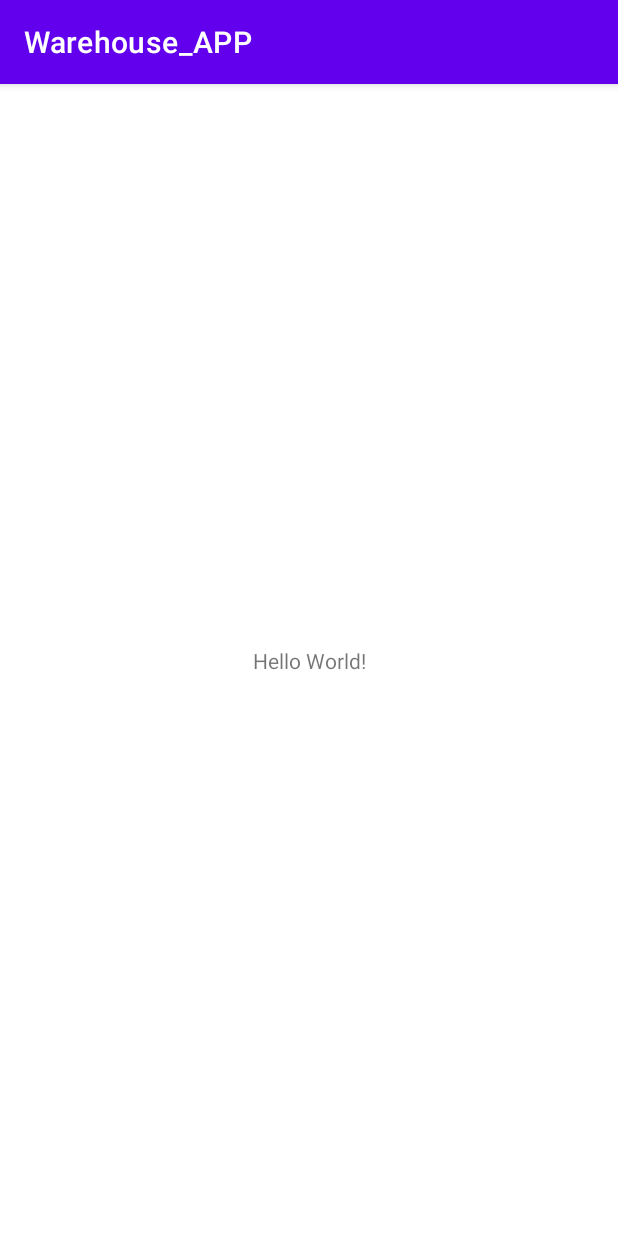
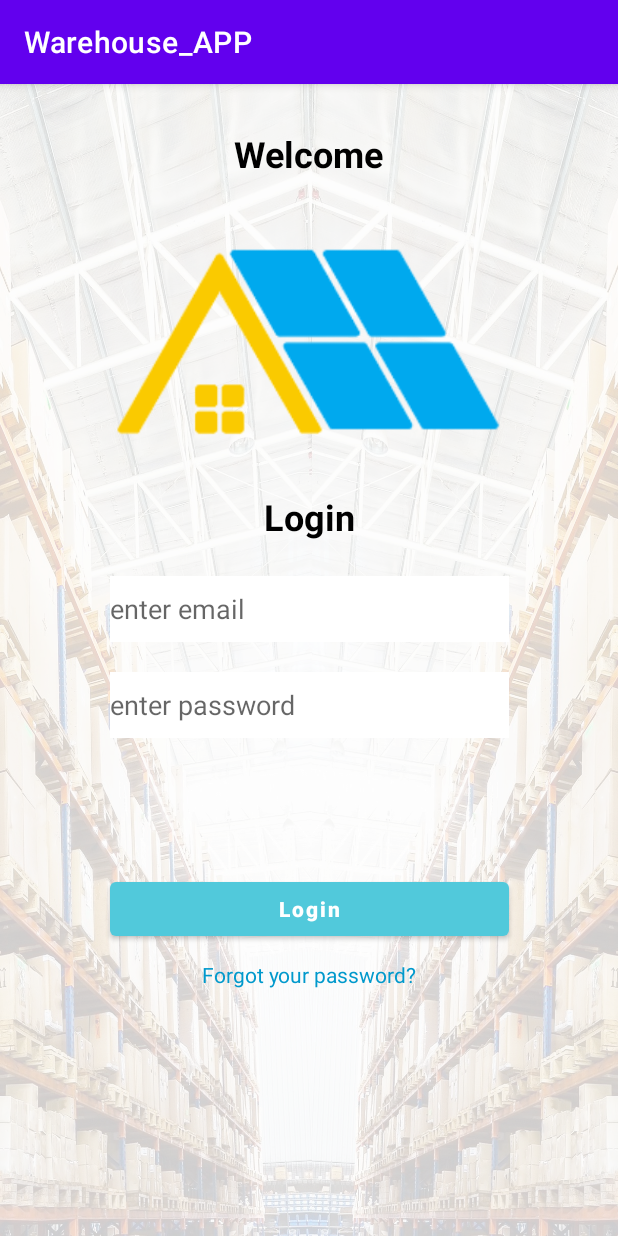
Before and after one commit to zianchuan/Warehouse_APP, an Android app: the screen it shows after launch (MainActivity before the commit, LoginActivity after it), on a phone screen of 412 x 824 dp. Run offline under Robolectric (Android 15) with nearby library versions, the phone set to English and light mode, and no system bars; our stand-ins replace Firebase (no records; nobody signed in at launch, a user with empty details on screens opened directly).

Commit message:
login,reset,firebase realtime

```diff
--- a/app/build.gradle
+++ b/app/build.gradle
@@ -1,6 +1,8 @@
 plugins {
     id 'com.android.application'
     id 'kotlin-android'
+    id 'com.google.gms.google-services'
+    id 'kotlin-android-extensions'
 }
 
 android {
@@ -39,6 +41,9 @@ dependencies {
     implementation 'androidx.appcompat:appcompat:1.2.0'
     implementation 'com.google.android.material:material:1.3.0'
     implementation 'androidx.constraintlayout:constraintlayout:2.0.4'
+    implementation 'com.google.firebase:firebase-auth:20.0.4'
+    implementation 'com.google.firebase:firebase-database:19.7.0'
+    implementation 'com.google.firebase:firebase-storage:19.2.2'
     testImplementation 'junit:junit:4.+'
     androidTestImplementation 'androidx.test.ext:junit:1.1.2'
     androidTestImplementation 'androidx.test.espresso:espresso-core:3.3.0'
--- /dev/null
+++ b/app/src/main/java/com/example/warehouse_app/LoginActivity.kt
@@ -0,0 +1,72 @@
+package com.example.warehouse_app
+
+import android.content.Intent
+import androidx.appcompat.app.AppCompatActivity
+import android.os.Bundle
+import android.text.TextUtils
+import android.view.View
+import android.widget.Toast
+import com.google.firebase.auth.FirebaseAuth
+import kotlinx.android.synthetic.main.activity_login.*
+
+class LoginActivity : AppCompatActivity() {
+
+    lateinit var auth: FirebaseAuth
+
+    override fun onCreate(savedInstanceState: Bundle?) {
+        super.onCreate(savedInstanceState)
+        setContentView(R.layout.activity_login)
+
+        //btn_forgot_password.setOnClickListener(this)
+
+        auth = FirebaseAuth.getInstance()
+
+        val currentuser = auth.currentUser
+        if (currentuser != null) {
+            startActivity(Intent(this@LoginActivity, ProfileActivity::class.java))
+            finish()
+        }
+        login()
+    }
+
+    private fun login() {
+
+        loginButton.setOnClickListener {
+
+            if (TextUtils.isEmpty(usernameInput.text.toString())) {
+                usernameInput.setError("Please enter username")
+                return@setOnClickListener
+            } else if (TextUtils.isEmpty(passwordInput.text.toString())) {
+                usernameInput.setError("Please enter password")
+                return@setOnClickListener
+            }
+            auth.signInWithEmailAndPassword(
+                usernameInput.text.toString(),
+                passwordInput.text.toString()
+            )
+                .addOnCompleteListener {
+                    if (it.isSuccessful) {
+                        startActivity(Intent(this@LoginActivity, ProfileActivity::class.java))
+                        finish()
+                    } else {
+                        Toast.makeText(
+                            this@LoginActivity,
+                            "Login failed, please try again! ",
+                            Toast.LENGTH_LONG
+                        ).show()
+                    }
+                }
+
+        }
+
+    }
+
+    fun onClick(view: View?) {
+        val i = view!!.id
+
+        if (i == R.id.btn_forgot_password) {
+            startActivity(Intent(applicationContext, ResetPasswordActivity::class.java))
+        }
+    }
+
+}
--- a/app/src/main/java/com/example/warehouse_app/MainActivity.kt
+++ /dev/null
@@ -1,11 +0,0 @@
-package com.example.warehouse_app
-
-import androidx.appcompat.app.AppCompatActivity
-import android.os.Bundle
-
-class MainActivity : AppCompatActivity() {
-    override fun onCreate(savedInstanceState: Bundle?) {
-        super.onCreate(savedInstanceState)
-        setContentView(R.layout.activity_main)
-    }
-}
--- /dev/null
+++ b/app/src/main/res/layout/activity_login.xml
@@ -0,0 +1,154 @@
+<?xml version="1.0" encoding="utf-8"?>
+<androidx.constraintlayout.widget.ConstraintLayout xmlns:android="http://schemas.android.com/apk/res/android"
+    xmlns:app="http://schemas.android.com/apk/res-auto"
+    xmlns:tools="http://schemas.android.com/tools"
+    android:layout_width="match_parent"
+    android:layout_height="match_parent"
+    tools:context=".LoginActivity">
+
+
+
+
+    <ImageView
+        android:layout_width="match_parent"
+        android:layout_height="match_parent"
+        android:alpha="0.1"
+        android:background="#274e54"
+        android:scaleType="centerCrop"
+        android:src="@drawable/background" />
+
+    <ImageView
+        android:layout_width="match_parent"
+        android:layout_height="match_parent"
+        android:alpha="0.1"
+        android:background="#274e54"
+        android:scaleType="centerCrop"
+        android:src="@drawable/background" />
+
+    <TextView
+        android:id="@+id/titleTv"
+        android:layout_width="wrap_content"
+        android:layout_height="wrap_content"
+        android:layout_margin="30dp"
+        android:layout_marginStart="155dp"
+        android:layout_marginLeft="155dp"
+        android:layout_marginTop="28dp"
+        android:layout_marginEnd="281dp"
+        android:layout_marginRight="281dp"
+        android:text="Welcome"
+        android:textColor="#000000"
+        android:textSize="24sp"
+        android:textStyle="bold"
+        app:layout_constraintEnd_toEndOf="parent"
+        app:layout_constraintStart_toStartOf="parent"
+        app:layout_constraintTop_toTopOf="parent" />
+
+    <ImageView
+        android:id="@+id/logoImage"
+        android:layout_width="311dp"
+        android:layout_height="157dp"
+        android:layout_marginStart="66dp"
+        android:layout_marginLeft="66dp"
+        android:layout_marginTop="28dp"
+        android:layout_marginEnd="73dp"
+        android:layout_marginRight="73dp"
+        android:src="@drawable/logo"
+        app:layout_constraintEnd_toEndOf="parent"
+        app:layout_constraintStart_toStartOf="parent"
+        app:layout_constraintTop_toBottomOf="@+id/titleTv"
+        app:srcCompat="@drawable/logo" />
+
+    <TextView
+        android:id="@+id/loginTv"
+        android:layout_width="wrap_content"
+        android:layout_height="wrap_content"
+        android:layout_margin="30dp"
+        android:layout_marginStart="321dp"
+        android:layout_marginLeft="321dp"
+        android:layout_marginTop="48dp"
+        android:layout_marginEnd="176dp"
+        android:layout_marginRight="176dp"
+        android:layout_marginBottom="18dp"
+        android:text="Login"
+        android:textColor="#000000"
+        android:textSize="24sp"
+        android:textStyle="bold"
+        app:layout_constraintBottom_toTopOf="@+id/usernameInput"
+        app:layout_constraintEnd_toEndOf="parent"
+        app:layout_constraintStart_toStartOf="parent"
+        app:layout_constraintTop_toBottomOf="@+id/logoImage" />
+
+    <EditText
+        android:id="@+id/usernameInput"
+        android:layout_width="266dp"
+        android:layout_height="44dp"
+        android:layout_margin="80dp"
+        android:layout_marginStart="73dp"
+        android:layout_marginLeft="73dp"
+        android:layout_marginTop="8dp"
+        android:layout_marginEnd="73dp"
+        android:layout_marginRight="73dp"
+        android:background="#FFFFFF"
+        android:hint="enter email"
+        android:textColor="#000000"
+        app:layout_constraintEnd_toEndOf="parent"
+        app:layout_constraintStart_toStartOf="parent"
+        app:layout_constraintTop_toBottomOf="@+id/logoImage" />
+
+
+    <EditText
+        android:id="@+id/passwordInput"
+        android:layout_width="266dp"
+        android:layout_height="44dp"
+        android:layout_margin="20dp"
+
+        android:layout_marginStart="73dp"
+        android:layout_marginLeft="73dp"
+        android:layout_marginTop="20dp"
+        android:layout_marginEnd="73dp"
+        android:layout_marginRight="73dp"
+        android:background="#FFFFFF"
+        android:hint="enter password"
+        android:inputType="textPassword"
+        android:textColor="#000000"
+        app:layout_constraintEnd_toEndOf="parent"
+        app:layout_constraintStart_toStartOf="parent"
+        app:layout_constraintTop_toBottomOf="@+id/usernameInput" />
+
+    <Button
+        android:id="@+id/loginButton"
+        android:layout_width="266dp"
+        android:layout_height="wrap_content"
+        android:layout_margin="90dp"
+        android:layout_marginStart="73dp"
+        android:layout_marginLeft="73dp"
+        android:layout_marginTop="60dp"
+        android:layout_marginEnd="73dp"
+        android:layout_marginRight="73dp"
+        android:text="Login"
+        android:textAllCaps="false"
+        android:textStyle="bold"
+        app:backgroundTint="#51C9DB"
+        app:layout_constraintEnd_toEndOf="parent"
+        app:layout_constraintHorizontal_bias="0.496"
+        app:layout_constraintStart_toStartOf="parent"
+        app:layout_constraintTop_toBottomOf="@+id/passwordInput" />
+
+    <TextView
+        android:id="@+id/btn_forgot_password"
+        android:layout_width="fill_parent"
+        android:layout_height="wrap_content"
+        android:layout_marginTop="10dp"
+        android:background="@null"
+        android:gravity="center"
+        android:onClick="onClick"
+        android:text="Forgot your password?"
+        android:textAllCaps="false"
+        android:textColor="@android:color/holo_blue_dark"
+        app:layout_constraintEnd_toEndOf="parent"
+        app:layout_constraintStart_toStartOf="parent"
+        app:layout_constraintTop_toBottomOf="@+id/loginButton" />
+
+
+
+</androidx.constraintlayout.widget.ConstraintLayout>
--- a/build.gradle
+++ b/build.gradle
@@ -8,6 +8,8 @@ buildscript {
     dependencies {
         classpath "com.android.tools.build:gradle:4.1.1"
         classpath "org.jetbrains.kotlin:kotlin-gradle-plugin:$kotlin_version"
+        classpath 'com.google.gms:google-services:4.3.5'
+
 
         // NOTE: Do not place your application dependencies here; they belong
         // in the individual module build.gradle files
```
Also changed, not shown: app/src/main/AndroidManifest.xml (+6 -1 lines), app/src/main/java/com/example/warehouse_app/ProfileActivity.kt (added, +58 -0 lines), app/src/main/java/com/example/warehouse_app/ResetPasswordActivity.kt (added, +41 -0 lines), app/src/main/res/layout/activity_main.xml (+108 -7 lines), app/src/main/res/layout/activity_reset_password.xml (added, +65 -0 lines), app/src/main/res/drawable-v24/background.jpg (added), app/src/main/res/drawable-v24/logo.png (added), gradle/wrapper/gradle-wrapper.properties, 1 other file.
